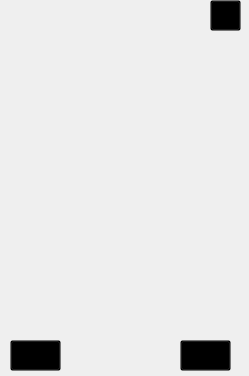
0tomi/POO-TP, file Documentos/radiografiaui.ui: the form before one commit.
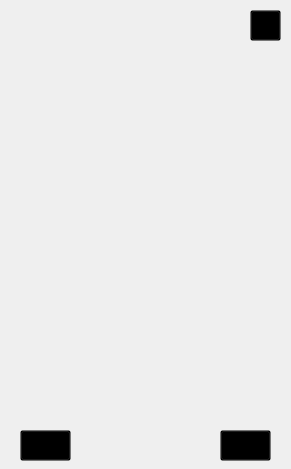
The form after the commit. The open tabs and pages were chosen to show the change. Icons and pictures are not drawn.

What changed in the file:
```diff
--- a/Documentos/radiografiaui.ui
+++ b/Documentos/radiografiaui.ui
@@ -6,8 +6,8 @@
    <rect>
     <x>0</x>
     <y>0</y>
-    <width>249</width>
-    <height>376</height>
+    <width>291</width>
+    <height>469</height>
    </rect>
   </property>
   <property name="windowTitle">
@@ -37,9 +37,9 @@
       <property name="geometry">
        <rect>
         <x>20</x>
-        <y>40</y>
-        <width>201</width>
-        <height>291</height>
+        <y>30</y>
+        <width>251</width>
+        <height>411</height>
        </rect>
       </property>
       <property name="currentIndex">
@@ -125,10 +125,10 @@
        <widget class="QLabel" name="espalda2">
         <property name="geometry">
          <rect>
-          <x>70</x>
-          <y>50</y>
-          <width>31</width>
-          <height>31</height>
+          <x>110</x>
+          <y>70</y>
+          <width>41</width>
+          <height>41</height>
          </rect>
         </property>
         <property name="text">
@@ -138,8 +138,8 @@
        <widget class="QLabel" name="espalda3">
         <property name="geometry">
          <rect>
-          <x>90</x>
-          <y>100</y>
+          <x>60</x>
+          <y>140</y>
           <width>31</width>
           <height>31</height>
          </rect>
@@ -151,8 +151,8 @@
        <widget class="QLabel" name="espalda4">
         <property name="geometry">
          <rect>
-          <x>90</x>
-          <y>150</y>
+          <x>140</x>
+          <y>310</y>
           <width>31</width>
           <height>31</height>
          </rect>
@@ -164,10 +164,10 @@
        <widget class="QLabel" name="espalda5">
         <property name="geometry">
          <rect>
-          <x>60</x>
-          <y>220</y>
-          <width>31</width>
-          <height>31</height>
+          <x>110</x>
+          <y>10</y>
+          <width>41</width>
+          <height>41</height>
          </rect>
         </property>
         <property name="text">
@@ -178,7 +178,7 @@
         <property name="geometry">
          <rect>
           <x>110</x>
-          <y>260</y>
+          <y>230</y>
           <width>31</width>
           <height>31</height>
          </rect>
@@ -192,8 +192,8 @@
      <widget class="QPushButton" name="voltear1">
       <property name="geometry">
        <rect>
-        <x>10</x>
-        <y>340</y>
+        <x>20</x>
+        <y>430</y>
         <width>51</width>
         <height>31</height>
        </rect>
@@ -211,8 +211,8 @@
      <widget class="QPushButton" name="voltear2">
       <property name="geometry">
        <rect>
-        <x>180</x>
-        <y>340</y>
+        <x>220</x>
+        <y>430</y>
         <width>51</width>
         <height>31</height>
        </rect>
@@ -231,8 +231,8 @@
      <widget class="QPushButton" name="botonsalir">
       <property name="geometry">
        <rect>
-        <x>210</x>
-        <y>0</y>
+        <x>250</x>
+        <y>10</y>
         <width>31</width>
         <height>31</height>
        </rect>
```
Left out of the diff: 38 changed lines with no effect on the pictures.
